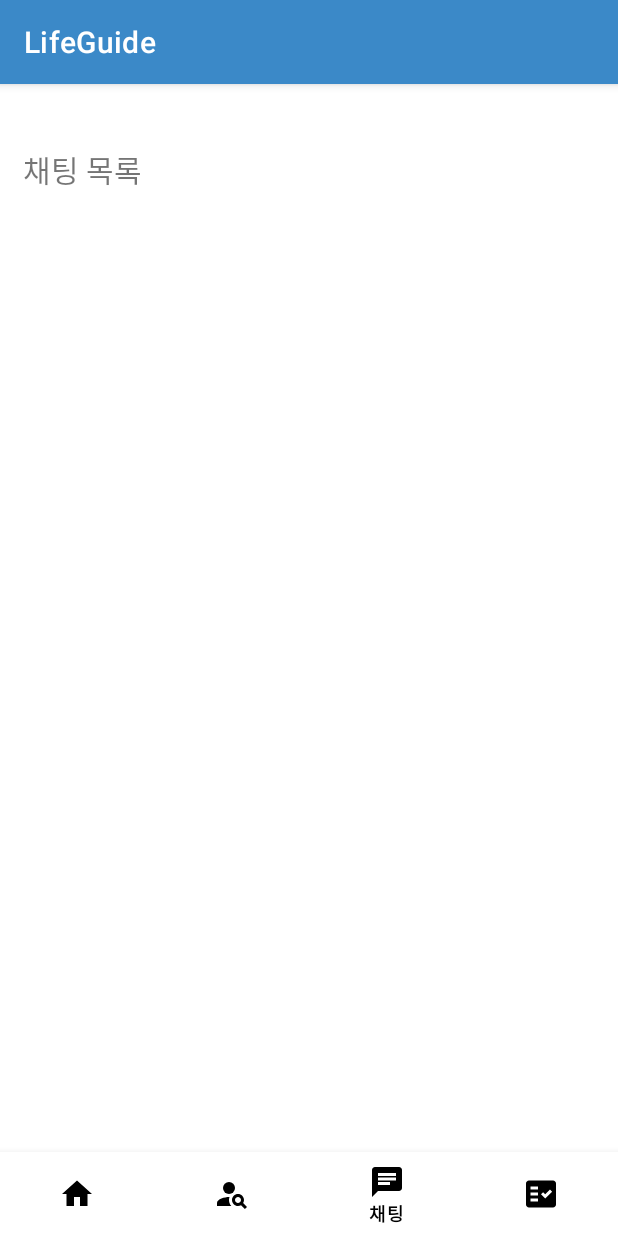
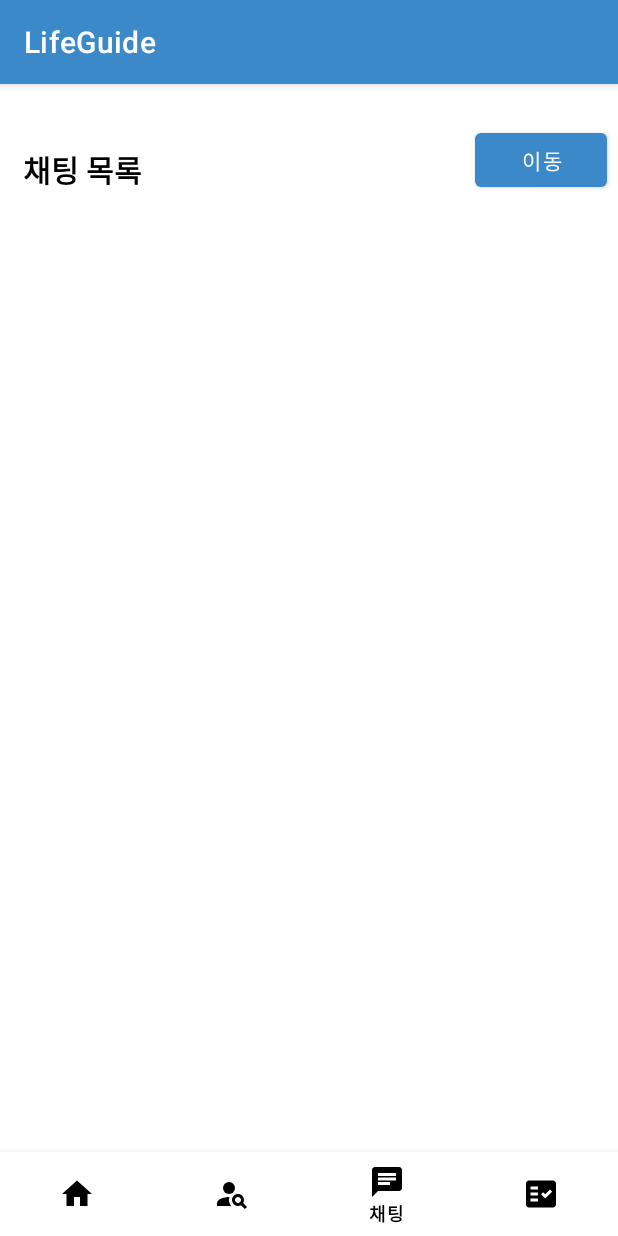
Before and after one commit to YeejaeWan/LifeGuide, an Android app: the screen it shows after launch (MainActivity), item 3 of the bottom bar chosen, on a phone screen of 412 x 824 dp. Run offline under Robolectric (Android 15) with nearby library versions, the phone set to English and light mode, and no system bars; pictures from the network do not load.

Commit message:
진행중

```diff
--- a/app/src/main/AndroidManifest.xml
+++ b/app/src/main/AndroidManifest.xml
@@ -1,6 +1,7 @@
 <?xml version="1.0" encoding="utf-8"?>
 <manifest xmlns:android="http://schemas.android.com/apk/res/android"
-    xmlns:tools="http://schemas.android.com/tools" >
+    xmlns:tools="http://schemas.android.com/tools">
+
     <uses-permission android:name="android.permission.INTERNET" />
 
     <application
@@ -12,7 +13,10 @@
         android:roundIcon="@mipmap/ic_launcher_round"
         android:supportsRtl="true"
         android:theme="@style/Theme.LifeGuide"
-        tools:targetApi="31" >
+        tools:targetApi="31">
+        <activity
+            android:name=".ChatRoom"
+            android:exported="false" />
         <activity
             android:name=".Frag2_1"
             android:exported="false" />
@@ -21,7 +25,7 @@
             android:exported="false" />
         <activity
             android:name=".MainActivity"
-            android:exported="true" >
+            android:exported="true">
             <intent-filter>
                 <action android:name="android.intent.action.MAIN" />
 
--- /dev/null
+++ b/app/src/main/java/com/example/lifeguide/ChatRoom.java
@@ -0,0 +1,14 @@
+package com.example.lifeguide;
+
+import androidx.appcompat.app.AppCompatActivity;
+
+import android.os.Bundle;
+
+public class ChatRoom extends AppCompatActivity {
+
+    @Override
+    protected void onCreate(Bundle savedInstanceState) {
+        super.onCreate(savedInstanceState);
+        setContentView(R.layout.chat_room);
+    }
+}
--- a/app/src/main/java/com/example/lifeguide/Frag3.java
+++ b/app/src/main/java/com/example/lifeguide/Frag3.java
@@ -1,9 +1,11 @@
 package com.example.lifeguide;
 
+import android.content.Intent;
 import android.os.Bundle;
 import android.view.LayoutInflater;
 import android.view.View;
 import android.view.ViewGroup;
+import android.widget.Button;
 
 import androidx.annotation.NonNull;
 import androidx.annotation.Nullable;
@@ -11,10 +13,26 @@
 
 
 public class Frag3 extends Fragment {
+
+    Button button;
+
+
     @Nullable
     @Override
     public View onCreateView(@NonNull LayoutInflater inflater, @Nullable ViewGroup container, @Nullable Bundle savedInstanceState) {
         View view = inflater.inflate(R.layout.frag3, container, false);
+
+        button = view.findViewById(R.id.button);
+        button.setOnClickListener(new View.OnClickListener() {
+            @Override
+            public void onClick(View view) {
+
+                Intent intent = new Intent(getActivity(), ChatRoom.class);
+                startActivity(intent);
+            }
+        });
+
+
         return view;
     }
 
--- /dev/null
+++ b/app/src/main/res/layout/chat_room.xml
@@ -0,0 +1,6 @@
+<?xml version="1.0" encoding="utf-8"?>
+<androidx.constraintlayout.widget.ConstraintLayout xmlns:android="http://schemas.android.com/apk/res/android"
+    android:layout_width="match_parent"
+    android:layout_height="match_parent">
+
+</androidx.constraintlayout.widget.ConstraintLayout>
--- a/app/src/main/res/layout/frag3.xml
+++ b/app/src/main/res/layout/frag3.xml
@@ -1,22 +1,31 @@
 <?xml version="1.0" encoding="utf-8"?>
-<LinearLayout
-    xmlns:android="http://schemas.android.com/apk/res/android"
+<androidx.constraintlayout.widget.ConstraintLayout xmlns:android="http://schemas.android.com/apk/res/android"
+    xmlns:app="http://schemas.android.com/apk/res-auto"
     android:layout_width="match_parent"
-    android:layout_height="match_parent"
-    android:orientation="vertical">
+    android:layout_height="match_parent">
 
     <TextView
+        android:id="@+id/chatTitle"
         android:layout_width="wrap_content"
         android:layout_height="wrap_content"
+        android:layout_marginStart="15dp"
         android:layout_marginTop="15dp"
-        android:layout_marginLeft="15dp"
         android:text="채팅 목록"
-        android:textSize="20sp"/>
+        android:textColor="@color/black"
+        android:textSize="20sp"
+        android:textStyle="bold"
 
-    <ListView
-        android:id="@+id/listView"
-        android:layout_width="match_parent"
+        app:layout_constraintStart_toStartOf="parent"
+        app:layout_constraintTop_toTopOf="parent" />
+
+    <Button
+        android:id="@+id/button"
+        android:layout_width="wrap_content"
         android:layout_height="wrap_content"
-        android:layout_marginTop="15dp" />
+        android:layout_marginEnd="7dp"
+        android:text="이동"
+        app:layout_constraintEnd_toEndOf="parent"
+        app:layout_constraintTop_toTopOf="parent" />
 
-</LinearLayout>
+
+</androidx.constraintlayout.widget.ConstraintLayout>
```
